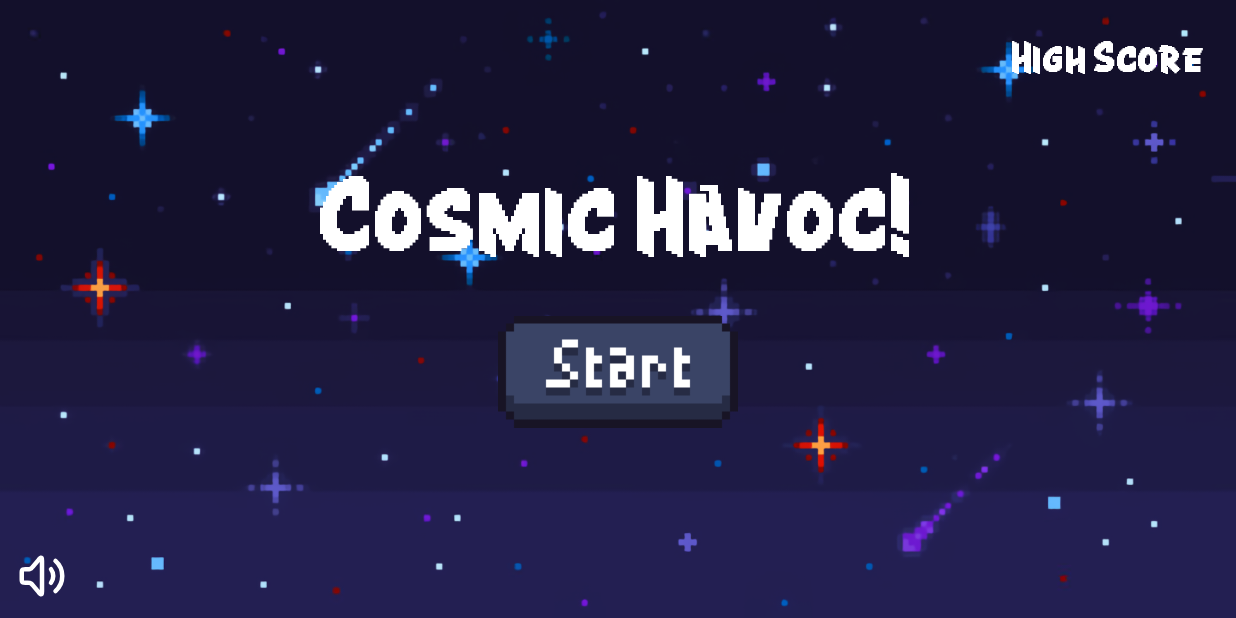
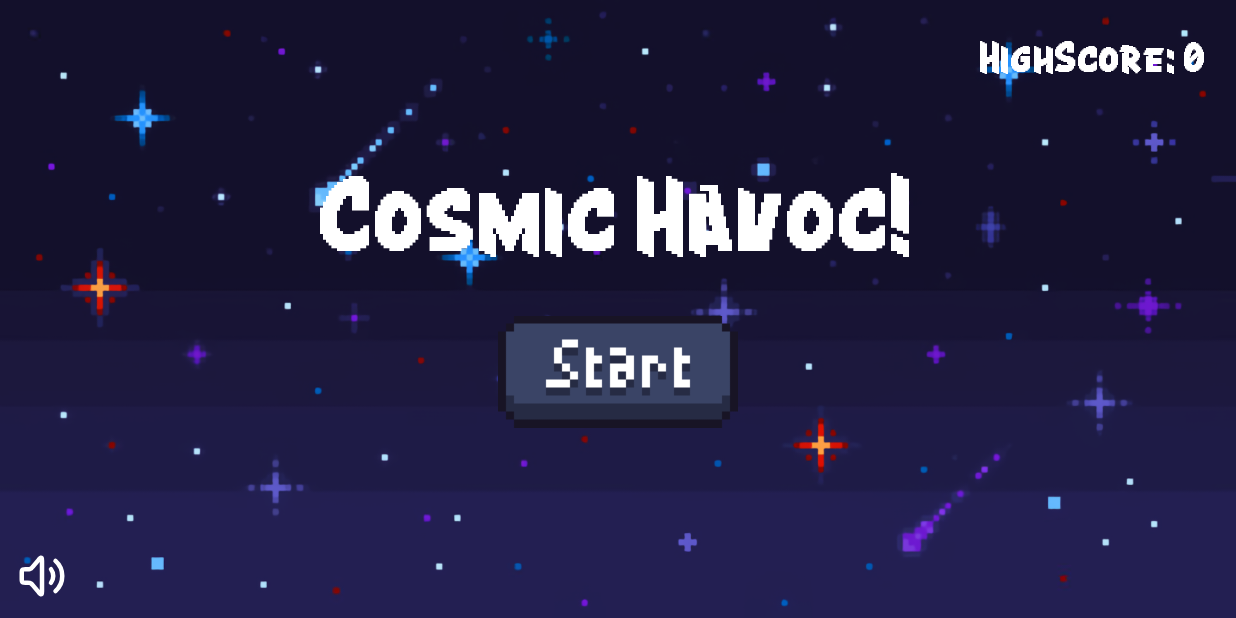
Before and after one commit to IT22305282/MAD_EXAM_3, an Android app: the screen it shows after launch (MainActivity), on a phone screen of 824 x 412 dp (held sideways). Run offline under Robolectric (Android 15) with nearby library versions, the phone set to English and light mode, and no system bars.

Commit message:
Added High Score and Game Over

```diff
--- a/app/src/main/java/com/example/mad_exam_3/MainActivity.kt
+++ b/app/src/main/java/com/example/mad_exam_3/MainActivity.kt
@@ -2,12 +2,13 @@ package com.example.mad_exam_3
 
 import android.content.Intent
 import android.os.Build
-import androidx.appcompat.app.AppCompatActivity
 import android.os.Bundle
 import android.util.DisplayMetrics
 import android.view.View
 import android.view.WindowManager
 import android.widget.ImageView
+import android.widget.TextView
+import androidx.appcompat.app.AppCompatActivity
 
 class MainActivity : AppCompatActivity() {
 
@@ -19,6 +20,8 @@ class MainActivity : AppCompatActivity() {
         var GAME_HEIGHT = 0
     }
 
+    private val isMute = false
+
     override fun onCreate(savedInstanceState: Bundle?) {
         super.onCreate(savedInstanceState)
         setContentView(R.layout.activity_main)
@@ -26,9 +29,11 @@ class MainActivity : AppCompatActivity() {
         val dm = DisplayMetrics()
         windowManager.defaultDisplay.getRealMetrics(dm)
 
+        //setting device width and height
         GAME_WIDTH = dm.widthPixels
         GAME_HEIGHT = dm.heightPixels
 
+        //removing navigation and making the app full screen on the device
         window.decorView.systemUiVisibility =
             View.SYSTEM_UI_FLAG_IMMERSIVE_STICKY or
                     View.SYSTEM_UI_FLAG_FULLSCREEN or
@@ -37,10 +42,12 @@ class MainActivity : AppCompatActivity() {
                     View.SYSTEM_UI_FLAG_LAYOUT_HIDE_NAVIGATION or
                     View.SYSTEM_UI_FLAG_LAYOUT_FULLSCREEN
 
+        //letting the app show pass the camera cutout
         if (Build.VERSION.SDK_INT >= Build.VERSION_CODES.P) {
             window.attributes.layoutInDisplayCutoutMode = WindowManager.LayoutParams.LAYOUT_IN_DISPLAY_CUTOUT_MODE_SHORT_EDGES
         }
 
+        //Start button content
         val play = findViewById<ImageView>(R.id.play)
 
         play.setOnClickListener {
@@ -52,7 +59,12 @@ class MainActivity : AppCompatActivity() {
 
         }
 
+        //setting highscore
+        var highScoreTxt = findViewById<TextView>(R.id.highScoreTxt)
 
+        val prefs = getSharedPreferences("game", MODE_PRIVATE)
+
+        highScoreTxt.setText("HighScore: " + prefs.getInt("highscore", 0))
 
 
 
```
Also changed, not shown: app/src/main/java/com/example/mad_exam_3/GameView.kt (+34 -4 lines), app/src/main/res/drawable/shot1.png, app/src/main/res/drawable/shot2.png, app/src/main/res/drawable/shot3.png, app/src/main/res/drawable/shot4.png.
